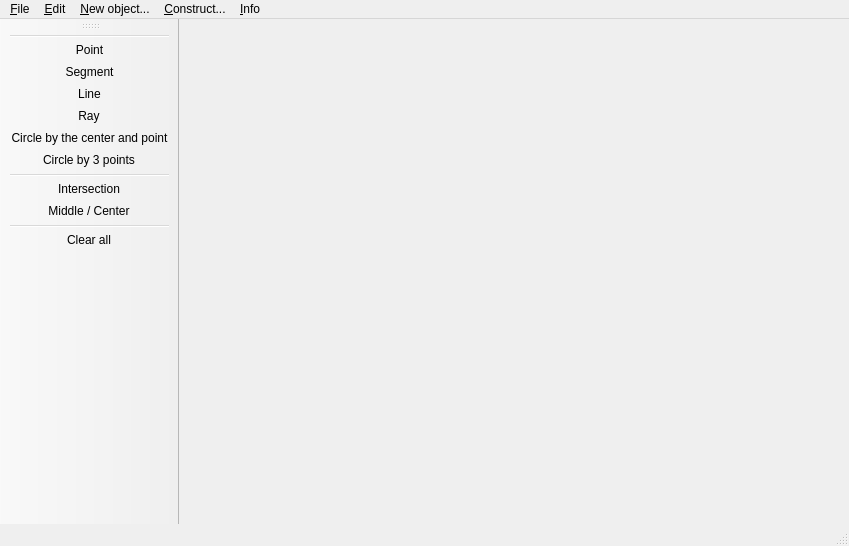
This is geopro.ui in rusfort/GeoPro as Qt 5 draws it before an edit. The edited form follows.
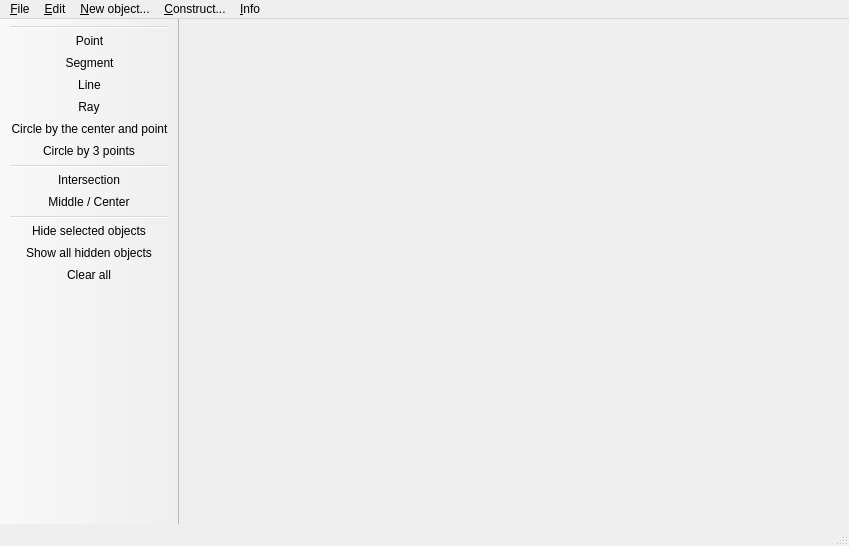
This is the edited form. Icons and pictures are not drawn.

Commit message: Hide/show objects added. Shortcuts moved to the UI.

Patch:
```diff
--- a/geopro.ui
+++ b/geopro.ui
@@ -93,6 +93,12 @@
    <property name="cursor">
     <cursorShape>OpenHandCursor</cursorShape>
    </property>
+   <property name="movable">
+    <bool>false</bool>
+   </property>
+   <property name="floatable">
+    <bool>false</bool>
+   </property>
    <attribute name="toolBarArea">
     <enum>LeftToolBarArea</enum>
    </attribute>
@@ -110,6 +116,8 @@
    <addaction name="actionIntersection"/>
    <addaction name="actionMiddle_Center"/>
    <addaction name="separator"/>
+   <addaction name="actionHide_selected_objects"/>
+   <addaction name="actionShow_all_hidden_objects"/>
    <addaction name="actionClear_all"/>
   </widget>
   <widget class="QStatusBar" name="statusBar"/>
@@ -304,6 +312,22 @@
     <string>Contact author</string>
    </property>
   </action>
+  <action name="actionHide_selected_objects">
+   <property name="text">
+    <string>Hide selected objects</string>
+   </property>
+   <property name="shortcut">
+    <string>Ctrl+H</string>
+   </property>
+  </action>
+  <action name="actionShow_all_hidden_objects">
+   <property name="text">
+    <string>Show all hidden objects</string>
+   </property>
+   <property name="shortcut">
+    <string>Ctrl+Shift+H</string>
+   </property>
+  </action>
  </widget>
  <layoutdefault spacing="6" margin="11"/>
  <resources>
```
Left out of the diff: 2 changed lines with no effect on the pictures. The commit also changes 6 other files.
